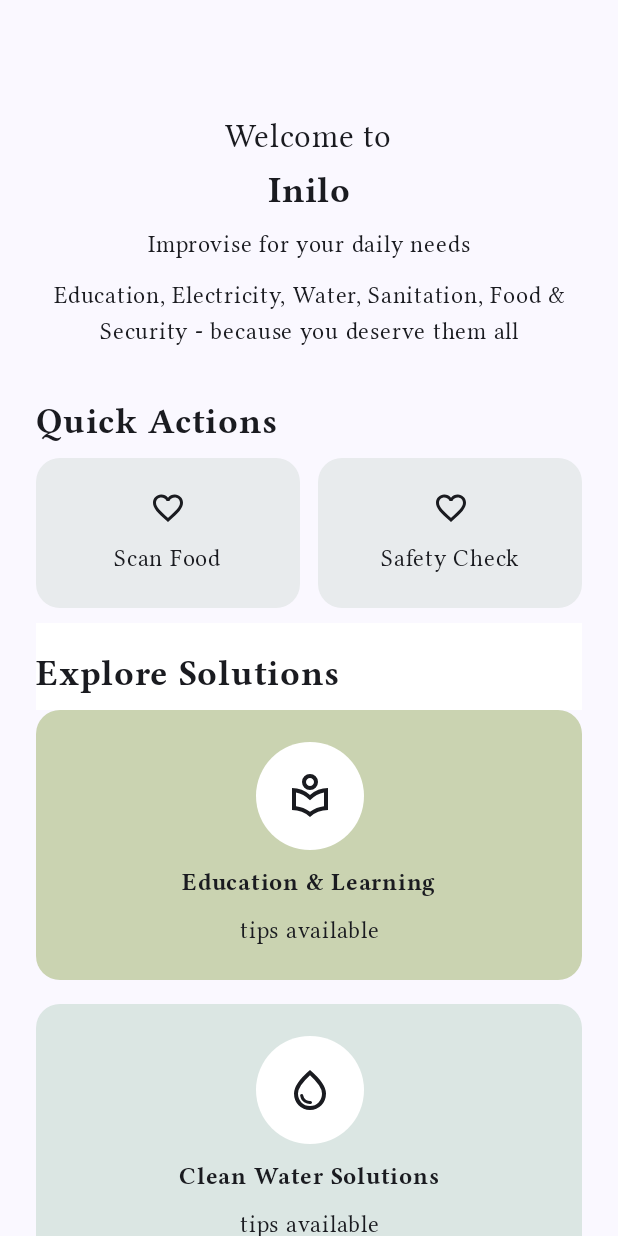
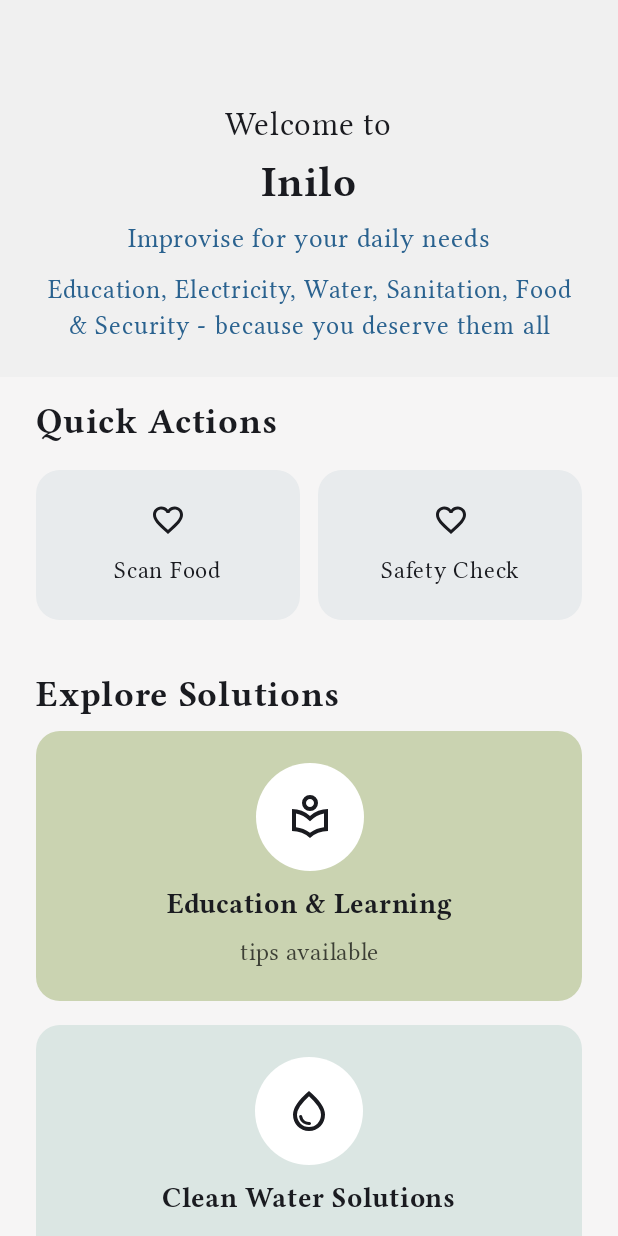
Before and after one commit to nifedara/Inilo, an Android app built with Jetpack Compose: the screen it shows after launch (MainActivity), on a phone screen of 412 x 824 dp. Run offline under Robolectric (Android 15) with nearby library versions, the light colour scheme and no system bars.

Commit message:
app scroll changed to lazy column

```diff
--- a/app/src/main/java/com/example/inilo/ui/component/SolutionsCard.kt
+++ b/app/src/main/java/com/example/inilo/ui/component/SolutionsCard.kt
@@ -21,6 +21,7 @@ import androidx.compose.ui.res.painterResource
 import androidx.compose.ui.res.stringResource
 import androidx.compose.ui.text.font.FontWeight
 import androidx.compose.ui.unit.dp
+import androidx.compose.ui.unit.sp
 import com.example.inilo.R
 import com.example.inilo.ui.component.util.iniloFontFamily
 
@@ -66,12 +67,15 @@ fun SolutionsCard(modifier: Modifier,
                     text = stringResource(title),
                     fontFamily = iniloFontFamily,
                     fontWeight = FontWeight.Bold,
+                    fontSize = 18.5.sp,
                     modifier = Modifier.padding(top = 10.dp)
                 )
                 Text(
                     text = stringResource(R.string.tips_available),
                     fontFamily = iniloFontFamily,
-                    modifier = Modifier.padding(top = 8.dp)
+                    modifier = Modifier.padding(top = 8.dp),
+                    fontSize = 16.5.sp,
+                    color = Color.Black.copy(0.7f)
                 )
             }
         }
--- a/app/src/main/java/com/example/inilo/ui/component/util/Util.kt
+++ b/app/src/main/java/com/example/inilo/ui/component/util/Util.kt
@@ -40,6 +40,6 @@ val cardIcons = listOf(
     R.drawable.water,
     R.drawable.power,
     R.drawable.health,
+    R.drawable.food,
     R.drawable.safety,
-    R.drawable.education,
 )
--- a/app/src/main/java/com/example/inilo/ui/screen/LandingScreen.kt
+++ b/app/src/main/java/com/example/inilo/ui/screen/LandingScreen.kt
@@ -1,10 +1,12 @@
 package com.example.inilo.ui.screen
 
 import androidx.compose.foundation.ExperimentalFoundationApi
+import androidx.compose.foundation.background
 import androidx.compose.foundation.layout.Arrangement
 import androidx.compose.foundation.layout.Column
 import androidx.compose.foundation.layout.Row
 import androidx.compose.foundation.layout.Spacer
+import androidx.compose.foundation.layout.fillMaxSize
 import androidx.compose.foundation.layout.fillMaxWidth
 import androidx.compose.foundation.layout.height
 import androidx.compose.foundation.layout.padding
@@ -39,12 +41,18 @@ import com.example.inilo.ui.component.util.toScreenType
 fun LandingScreen(
     onSolutionClick: (SolutionScreenType) -> Unit
 ) {
-    Column {
+    LazyColumn(
+        modifier = Modifier
+            .fillMaxSize()
+            .background(Color(0xFFF0F0F0))
+            .padding(top = 60.dp)
+    ) {
+        item {
             Column(
                 horizontalAlignment = Alignment.CenterHorizontally,
-            verticalArrangement = Arrangement.Center,
-            modifier = Modifier.fillMaxWidth()
-                .padding(top = 78.dp, start = 24.dp, end = 24.dp)
+                modifier = Modifier
+                    .fillMaxWidth()
+                    .padding(top = 10.dp, start = 24.dp, end = 24.dp)
             ) {
                 Text(
                     text = stringResource(R.string.welcome_to),
@@ -55,39 +63,51 @@ fun LandingScreen(
                 Text(
                     text = stringResource(R.string.app_name),
                     fontFamily = iniloFontFamily,
-                fontSize = 24.sp,
+                    fontSize = 28.sp,
                     fontWeight = FontWeight.Bold,
                     modifier = Modifier.padding(bottom = 10.dp)
                 )
                 Text(
                     text = stringResource(R.string.improvise_for_your_daily_needs),
                     fontFamily = iniloFontFamily,
+                    fontSize = 18.sp,
+                    color = Color(0xFF2A628F),
                     modifier = Modifier.padding(bottom = 10.dp)
                 )
                 Text(
                     text = stringResource(R.string.basic_needs_enumerated),
                     textAlign = TextAlign.Center,
                     fontFamily = iniloFontFamily,
-                modifier = Modifier.padding(bottom = 10.dp)
+                    fontSize = 17.5.sp,
+                    color = Color(0xFF2A628F),
+                    modifier = Modifier.padding(bottom = 22.dp)
                 )
             }
+        }
 
-        Column(
-            verticalArrangement = Arrangement.Center,
-            modifier = Modifier.fillMaxWidth()
-                .padding(top = 24.dp, start = 24.dp, end = 24.dp)
+        stickyHeader {
+            Card(
+                modifier = Modifier.fillMaxWidth(),
+                colors = CardDefaults.cardColors(containerColor = Color(0xFFF6F5F5)),
+                shape = RoundedCornerShape(0)
             ) {
                 Text(
                     text = stringResource(R.string.quick_actions),
                     fontSize = 24.sp,
                     fontFamily = iniloFontFamily,
                     fontWeight = FontWeight.Bold,
-                modifier = Modifier.padding(bottom = 10.dp)
+                    modifier = Modifier.padding(start = 24.dp, top = 16.dp, bottom = 10.dp)
                 )
+            }
+        }
 
+        item {
+            Column(modifier = Modifier.background(Color(0xFFF6F5F5))) {
                 Row(
                     horizontalArrangement = Arrangement.SpaceBetween,
-                modifier = Modifier.fillMaxWidth()
+                    modifier = Modifier
+                        .fillMaxWidth()
+                        .padding(start = 24.dp, end = 24.dp, bottom = 16.dp, top = 8.dp)
                 ) {
                     QuickActionCard(
                         name = R.string.scan_food, modifier = Modifier.weight(0.5f),
@@ -99,13 +119,13 @@ fun LandingScreen(
                         color = Color(0xFFE8EBED)
                     )
                 }
-            Spacer(modifier = Modifier.padding(bottom = 10.dp))
+            }
+        }
 
-            LazyColumn {
         stickyHeader {
             Card(
                 modifier = Modifier.fillMaxWidth(),
-                        colors = CardDefaults.cardColors(containerColor = Color.White),
+                colors = CardDefaults.cardColors(containerColor = Color(0xFFF6F5F5)),
                 shape = RoundedCornerShape(0)
             ) {
                 Row(
@@ -116,14 +136,16 @@ fun LandingScreen(
                         fontFamily = iniloFontFamily,
                         fontSize = 24.sp,
                         fontWeight = FontWeight.Bold,
-                                modifier = Modifier.padding(top = 20.dp, bottom = 10.dp)
+                        modifier = Modifier.padding(top = 20.dp, bottom = 10.dp, start = 24.dp)
                     )
                 }
             }
         }
+
         itemsIndexed(groupedSolutions) { index, solution ->
+            Column(modifier = Modifier.background(Color(0xFFF6F5F5))) {
                 SolutionsCard(
-                        modifier = Modifier.fillMaxWidth(),
+                    modifier = Modifier.fillMaxWidth().padding(horizontal = 24.dp),
                     title = solution.stringResId,
                     onClick = { onSolutionClick(solution.toScreenType()) },
                     color = cardColors[index],
@@ -136,4 +158,3 @@ fun LandingScreen(
         }
     }
 }
-}
--- a/app/src/main/res/drawable/bulb.xml
+++ /dev/null
@@ -1,9 +0,0 @@
-<vector xmlns:android="http://schemas.android.com/apk/res/android"
-    android:width="24dp"
-    android:height="24dp"
-    android:viewportWidth="960"
-    android:viewportHeight="960">
-  <path
-      android:pathData="M480,880q-33,0 -56.5,-23.5T400,800h160q0,33 -23.5,56.5T480,880ZM320,760v-80h320v80L320,760ZM330,640q-69,-41 -109.5,-110T180,380q0,-125 87.5,-212.5T480,80q125,0 212.5,87.5T780,380q0,81 -40.5,150T630,640L330,640ZM354,560h252q45,-32 69.5,-79T700,380q0,-92 -64,-156t-156,-64q-92,0 -156,64t-64,156q0,54 24.5,101t69.5,79ZM480,560Z"
-      android:fillColor="#e3e3e3"/>
-</vector>
--- /dev/null
+++ b/app/src/main/res/drawable/food.xml
@@ -0,0 +1,9 @@
+<vector xmlns:android="http://schemas.android.com/apk/res/android"
+    android:width="24dp"
+    android:height="24dp"
+    android:viewportWidth="960"
+    android:viewportHeight="960">
+  <path
+      android:pathData="M480,932 L346,800L160,800v-186L28,480l132,-134v-186h186l134,-132 134,132h186v186l132,134 -132,134v186L614,800L480,932ZM480,820 L560,740v-148q-26,-15 -43,-50.5T500,460q0,-58 26,-99t64,-41q37,0 63.5,41t26.5,99q0,47 -17,82.5T620,592v128h100v-140l100,-100 -100,-100v-140L580,240L480,140 380,240L240,240v140L140,480l100,100v140h100v-160q-26,-6 -43,-27.5T280,483v-163h40v151h30v-151h40v151h30v-151h40v163q0,28 -17,49.5T400,560v180l80,80ZM480,480Z"
+      android:fillColor="#e3e3e3"/>
+</vector>
--- a/app/src/main/res/drawable/health.xml
+++ b/app/src/main/res/drawable/health.xml
@@ -4,6 +4,6 @@
     android:viewportWidth="960"
     android:viewportHeight="960">
   <path
-      android:pathData="M420,620h120v-100h100v-120L540,400v-100L420,300v100L320,400v120h100v100ZM480,880q-139,-35 -229.5,-159.5T160,444v-244l320,-120 320,120v244q0,152 -90.5,276.5T480,880ZM480,796q104,-33 172,-132t68,-220v-189l-240,-90 -240,90v189q0,121 68,220t172,132ZM480,480Z"
+      android:pathData="M160,880q-33,0 -56.5,-23.5T80,800v-480q0,-33 23.5,-56.5T160,240h160v-80q0,-33 23.5,-56.5T400,80h160q33,0 56.5,23.5T640,160v80h160q33,0 56.5,23.5T880,320v480q0,33 -23.5,56.5T800,880L160,880ZM160,800h640v-480L160,320v480ZM400,240h160v-80L400,160v80ZM160,800v-480,480ZM440,600v120h80v-120h120v-80L520,520v-120h-80v120L320,520v80h120Z"
       android:fillColor="#e3e3e3"/>
 </vector>
--- a/app/src/main/res/drawable/safety.xml
+++ b/app/src/main/res/drawable/safety.xml
@@ -4,6 +4,6 @@
     android:viewportWidth="960"
     android:viewportHeight="960">
   <path
-      android:pathData="M420,680h120v-100h100v-120L540,460v-100L420,360v100L320,460v120h100v100ZM160,840v-480l320,-240 320,240v480L160,840ZM240,760h480v-360L480,220 240,400v360ZM480,490Z"
+      android:pathData="M420,620h120v-100h100v-120L540,400v-100L420,300v100L320,400v120h100v100ZM480,880q-139,-35 -229.5,-159.5T160,444v-244l320,-120 320,120v244q0,152 -90.5,276.5T480,880ZM480,796q104,-33 172,-132t68,-220v-189l-240,-90 -240,90v189q0,121 68,220t172,132ZM480,480Z"
       android:fillColor="#e3e3e3"/>
 </vector>
--- a/app/src/main/res/drawable/wash.xml
+++ /dev/null
@@ -1,9 +0,0 @@
-<vector xmlns:android="http://schemas.android.com/apk/res/android"
-    android:width="24dp"
-    android:height="24dp"
-    android:viewportWidth="960"
-    android:viewportHeight="960">
-  <path
-      android:pathData="M700,320q-39,0 -69.5,-30.5T600,220q0,-35 23,-77.5T700,40q54,60 77,102.5t23,77.5q0,39 -30.5,69.5T700,320ZM240,880q-66,0 -113,-47T80,720v-216q0,-31 14.5,-57.5T135,403l330,-214 20,20q20,20 23.5,47.5T497,308l-45,72h308q17,0 28.5,11.5T800,420q0,17 -11.5,28.5T760,460L308,460l77,-124 -207,134q-9,5 -13.5,14t-4.5,20v216q0,33 23.5,56.5T240,800h480q17,0 28.5,11.5T760,840q0,17 -11.5,28.5T720,880L240,880ZM480,600v-80h360q17,0 28.5,11.5T880,560q0,17 -11.5,28.5T840,600L480,600ZM480,740v-80h320q17,0 28.5,11.5T840,700q0,17 -11.5,28.5T800,740L480,740ZM320,600Z"
-      android:fillColor="#e3e3e3"/>
-</vector>
```
Lines whose indentation alone changed are shown as unchanged.
